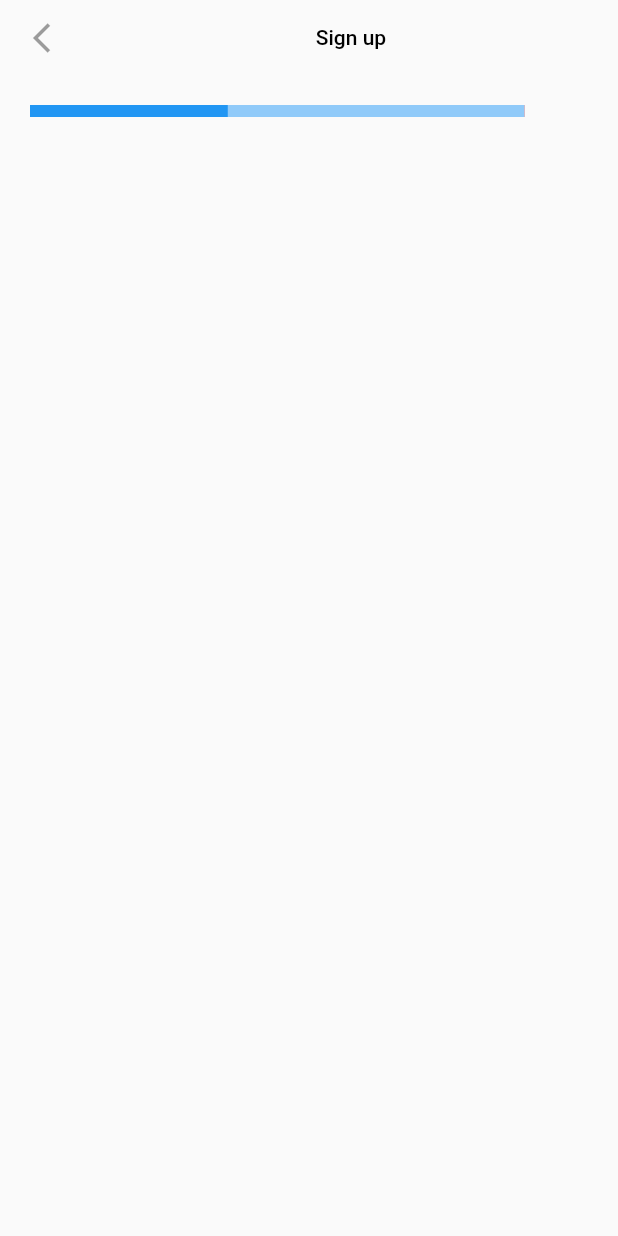
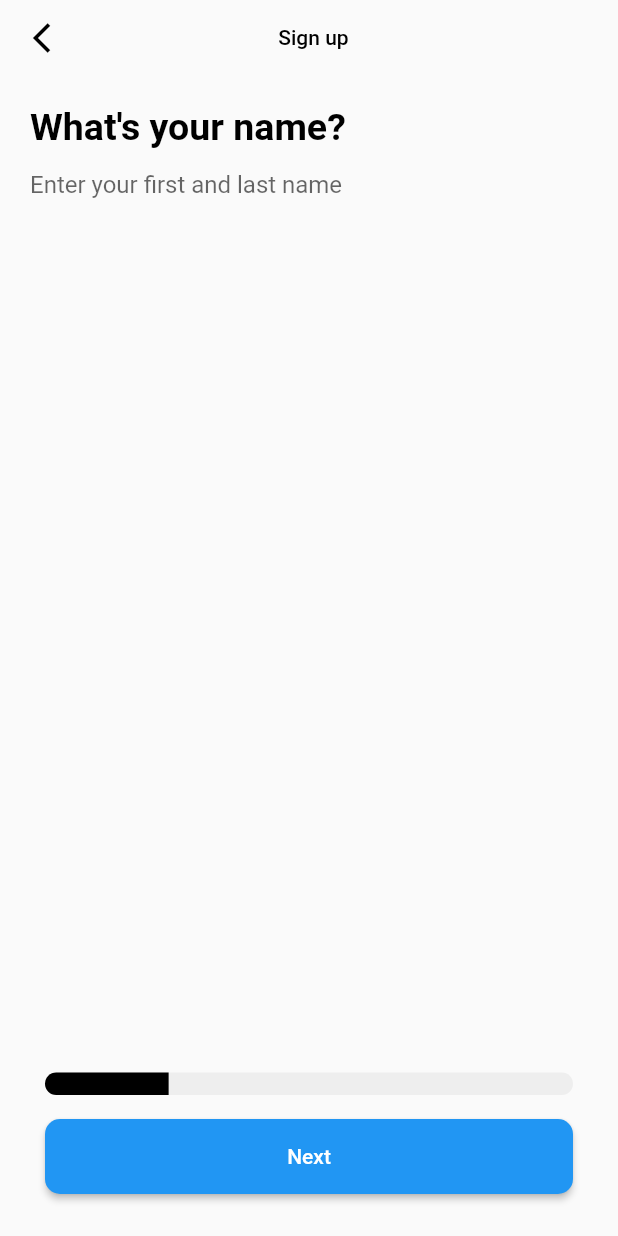
Before and after one commit to ernestkoko/xafe, a Flutter app: the SignUpPage screen opened by its route, on a phone screen of 412 x 824 dp. Run offline on Flutter 3.47's test engine with Material 2 defaults, Android fonts, the phone set to English and light mode, and no system bars; our stand-ins replace get.

```diff
--- a/lib/app/modules/landing_module/landing_page.dart
+++ b/lib/app/modules/landing_module/landing_page.dart
@@ -39,7 +39,7 @@ class LandingPage extends GetView<LandingPageController> {
               children: [
                 CustomButton(
                   "Login",
-                  onPressed: null,
+                  onPressed: controller.navigateToSignupPage,
                 ),
                 Space.Y(10),
                 Center(
--- a/lib/app/modules/sign_up_module/sign_up_page.dart
+++ b/lib/app/modules/sign_up_module/sign_up_page.dart
@@ -1,26 +1,74 @@
 import 'package:flutter/material.dart';
 import 'package:get/get.dart';
+import 'package:xafe/app/modules/sign_up_module/signup_page_controller.dart';
 import 'package:xafe/app/widgets/app_bar.dart';
+import 'package:xafe/app/widgets/button.dart';
+import 'package:xafe/app/widgets/custom_container.dart';
+import 'package:xafe/app/widgets/space.dart';
+import 'package:xafe/core/theme/text_styles.dart';
 
-class SignUpPage extends StatelessWidget {
+class SignUpPage extends GetView<SignupPageController> {
   const SignUpPage({Key? key}) : super(key: key);
 
   @override
   Widget build(BuildContext context) {
     return Scaffold(
-        appBar: CustomAppBar(
-          title: "Sign up",
-        ),
-        body: Container(
-          width: Get.width * 0.8,
-          color: Colors.red,
-          margin: EdgeInsets.all(20),
-
-          child:const  LinearProgressIndicator(
-            value: 0.4,
-            minHeight: 8,
-
+      appBar: CustomAppBar(
+        title: "Sign up",
+        onPressed: controller.onBackPressed,
+      ),
+      body: Container(
+        margin: const EdgeInsets.all(20),
+        child: Stack(children: [
+          Positioned(
+            child: Column(
+              crossAxisAlignment: CrossAxisAlignment.start,
+              children: [
+                Obx(
+                  () => Text(
+                    controller.formTitle.value,
+                    style:
+                        AppTextStyles.bigRegular.copyWith(color: Colors.black),
+                  ),
+                ),
+                Obx(
+                  () => TextField(
+                    keyboardType: TextInputType.text,
+                    decoration: InputDecoration(
+                      border: InputBorder.none,
+                      hintText: controller.formHint.value,
+                    ),
+                  ),
+                ),
+              ],
+            ),
           ),
-        ));
+          Positioned(
+            bottom: 0,
+            left: 2,
+            right: 2,
+            child: Padding(
+              padding: const EdgeInsets.all(8.0),
+              child: Column(
+                crossAxisAlignment: CrossAxisAlignment.stretch,
+                children: [
+                  CustomContainer(
+                    backgroundColor: Colors.grey[200],
+                    childColor: Colors.black,
+                    childWidth: Get.width * 0.2,
+                    parentWidth: Get.width,
+                  ),
+                  Space.Y(16),
+                  CustomButton(
+                    'Next',
+                    onPressed: controller.onNextClicked,
+                  )
+                ],
+              ),
+            ),
+          ),
+        ]),
+      ),
+    );
   }
 }
--- a/lib/app/modules/sign_up_module/signup_page_controller.dart
+++ b/lib/app/modules/sign_up_module/signup_page_controller.dart
@@ -0,0 +1,94 @@
+import 'package:get/get.dart';
+import 'package:xafe/routes/routes.dart';
+
+enum SignupFormState { name, email, code, password }
+
+class SignupPageController extends GetxController {
+  final signupFormState = SignupFormState.name.obs;
+  final formTitle = "".obs;
+  final formHint = "".obs;
+
+  @override
+  void onInit() {
+    super.onInit();
+
+    initState();
+  }
+
+  void initState() {
+    signupFormState.value = SignupFormState.name;
+    formTitle.value = "What's your name?";
+    formHint.value = "Enter your first and last name";
+  }
+
+  void onNextClicked() {
+    switch (signupFormState.value) {
+      case SignupFormState.name:
+        {
+          signupFormState.value = SignupFormState.email;
+          setEmailText();
+        }
+        break;
+      case SignupFormState.email:
+        {
+          signupFormState.value = SignupFormState.code;
+          setCodeText();
+        }
+        break;
+      case SignupFormState.code:
+        {
+          signupFormState.value = SignupFormState.password;
+          setPasswordText();
+        }
+        break;
+      case SignupFormState.password:
+        {
+          //navigate
+          Get.toNamed(AppRoutes.signinPage);
+        }
+        break;
+    }
+  }
+
+  ///onBackpressed
+  void onBackPressed() {
+    switch (signupFormState.value) {
+      case SignupFormState.password:
+        {
+          signupFormState.value = SignupFormState.code;
+          setCodeText();
+        }
+        break;
+      case SignupFormState.code:
+        {
+          signupFormState.value = SignupFormState.email;
+          setEmailText();
+        }
+        break;
+      case SignupFormState.email:
+        {
+          signupFormState.value = SignupFormState.name;
+          initState();
+        }
+        break;
+      case SignupFormState.name:
+        {}
+        break;
+    }
+  }
+
+  setEmailText() {
+    formTitle.value = "What's your email?";
+    formHint.value = "Enter your email address";
+  }
+
+  setCodeText() {
+    formTitle.value = "Enter the code";
+    formHint.value = "Enter the code sent to your email address";
+  }
+
+  setPasswordText() {
+    formTitle.value = "Enter a password";
+    formHint.value = "Enter password";
+  }
+}
--- a/lib/app/modules/sign_up_module/singup_page_binding.dart
+++ b/lib/app/modules/sign_up_module/singup_page_binding.dart
@@ -0,0 +1,10 @@
+import 'package:get/get.dart';
+import 'package:xafe/app/modules/sign_up_module/signup_page_controller.dart';
+
+class SignupPageBinding extends Bindings{
+  @override
+  void dependencies() {
+    Get.put(SignupPageController());
+  }
+
+}
--- /dev/null
+++ b/lib/app/modules/signin_module/signin_page_binding.dart
@@ -0,0 +1,10 @@
+import 'package:get/get.dart';
+import 'package:xafe/app/modules/signin_module/signin_page_controller.dart';
+
+class SigninPageBinding extends Bindings{
+  @override
+  void dependencies() {
+  Get.put(SigninPageController());
+  }
+
+}
--- /dev/null
+++ b/lib/app/modules/signin_module/signin_page_controller.dart
@@ -0,0 +1,5 @@
+import 'package:get/get.dart';
+
+class SigninPageController extends GetxController{
+
+}
--- a/lib/app/widgets/app_bar.dart
+++ b/lib/app/widgets/app_bar.dart
@@ -15,14 +15,17 @@ class CustomAppBar extends StatelessWidget implements PreferredSizeWidget {
 
       leading: IconButton(
         onPressed: onPressed,
-        icon: const Icon(Icons.arrow_back_ios_outlined),
+        icon: const Icon(Icons.arrow_back_ios_outlined, color: Colors.black,),
       ),
       title: title != null
-          ? Center(
-              child: Text(
-              title ?? '',
-              style: AppTextStyles.regular.copyWith(color: Colors.black),
-            ))
+          ? Padding(
+            padding: const EdgeInsets.only(right: 50),
+            child: Center(
+                child: Text(
+                title ?? '',
+                style: AppTextStyles.regular.copyWith(color: Colors.black, ),
+              )),
+          )
           : null,
     );
   }
--- /dev/null
+++ b/lib/app/widgets/custom_container.dart
@@ -0,0 +1,44 @@
+import 'package:flutter/material.dart';
+
+class CustomContainer extends StatelessWidget {
+  final Color? backgroundColor;
+  final Color? childColor;
+  final double? childWidth;
+  final double? parentWidth;
+
+  const CustomContainer(
+      {Key? key,
+      this.backgroundColor,
+      this.childColor,
+      this.childWidth,
+      this.parentWidth})
+      : super(key: key);
+
+  @override
+  Widget build(BuildContext context) {
+    return Stack(children: [
+      Container(
+        width: parentWidth,
+        height: 15,
+        decoration: ShapeDecoration(
+          color: backgroundColor,
+          shape: RoundedRectangleBorder(
+            borderRadius: BorderRadius.circular(10),
+          ),
+        ),
+      ),
+      Container(
+        width: childWidth,
+        height: 15,
+        alignment: Alignment.centerLeft,
+        decoration: ShapeDecoration(
+          color: childColor,
+          shape: const RoundedRectangleBorder(
+            borderRadius: BorderRadius.only(
+                topLeft: Radius.circular(10), bottomLeft: Radius.circular(10)),
+          ),
+        ),
+      ),
+    ]);
+  }
+}
--- a/lib/core/theme/text_styles.dart
+++ b/lib/core/theme/text_styles.dart
@@ -4,7 +4,7 @@ abstract class AppTextStyles {
   AppTextStyles._();
 
   static const bigRegular =
-      TextStyle(fontSize: 20, color: Colors.white, fontWeight: FontWeight.bold);
+      TextStyle(fontSize: 25, color: Colors.white, fontWeight: FontWeight.bold);
   static const regular = TextStyle(fontSize: 14);
   static const regularBold = TextStyle(fontSize: 14, fontWeight: FontWeight.bold);
 
--- a/lib/routes/pages.dart
+++ b/lib/routes/pages.dart
@@ -2,15 +2,24 @@ import 'package:get/get.dart';
 import 'package:xafe/app/modules/landing_module/landing_page.dart';
 import 'package:xafe/app/modules/landing_module/landing_page_binding.dart';
 import 'package:xafe/app/modules/sign_up_module/sign_up_page.dart';
+import 'package:xafe/app/modules/sign_up_module/singup_page_binding.dart';
+import 'package:xafe/app/modules/signin_module/signin_page.dart';
+import 'package:xafe/app/modules/signin_module/signin_page_binding.dart';
 import 'package:xafe/routes/routes.dart';
 
 abstract class AppPages {
   static final pages = <GetPage>[
     GetPage(
-      name: AppRoutes.landingPage,
-      page: () => LandingPage(),
-      binding: LandingPageBinding()
-    ),
-    GetPage(name: AppRoutes.signupPage, page: () => SignUpPage(),)
+        name: AppRoutes.landingPage,
+        page: () => LandingPage(),
+        binding: LandingPageBinding()),
+    GetPage(
+        name: AppRoutes.signupPage,
+        page: () => SignUpPage(),
+        binding: SignupPageBinding()),
+    GetPage(
+        name: AppRoutes.signinPage,
+        page: () => SigninPage(),
+        binding: SigninPageBinding()),
   ];
 }
--- a/lib/routes/routes.dart
+++ b/lib/routes/routes.dart
@@ -6,4 +6,5 @@
 abstract class AppRoutes{
   static const landingPage="/";
   static const signupPage ="/signup_page";
+  static const signinPage = "/signin_page";
 }
--- a/pubspec.yaml
+++ b/pubspec.yaml
@@ -63,6 +63,8 @@ flutter:
   # assets:
   #   - images/a_dot_burr.jpeg
   #   - images/a_dot_ham.jpeg
+  assets:
+    - assets/img/
 
   # An image asset can refer to one or more resolution-specific "variants", see
   # https://flutter.dev/assets-and-images/#resolution-aware
```
Also changed, not shown: lib/app/modules/signin_module/custom_text_field.dart (added, +36 -0 lines), lib/app/modules/signin_module/signin_page.dart (added, +93 -0 lines), assets/img/eye.png (added).
